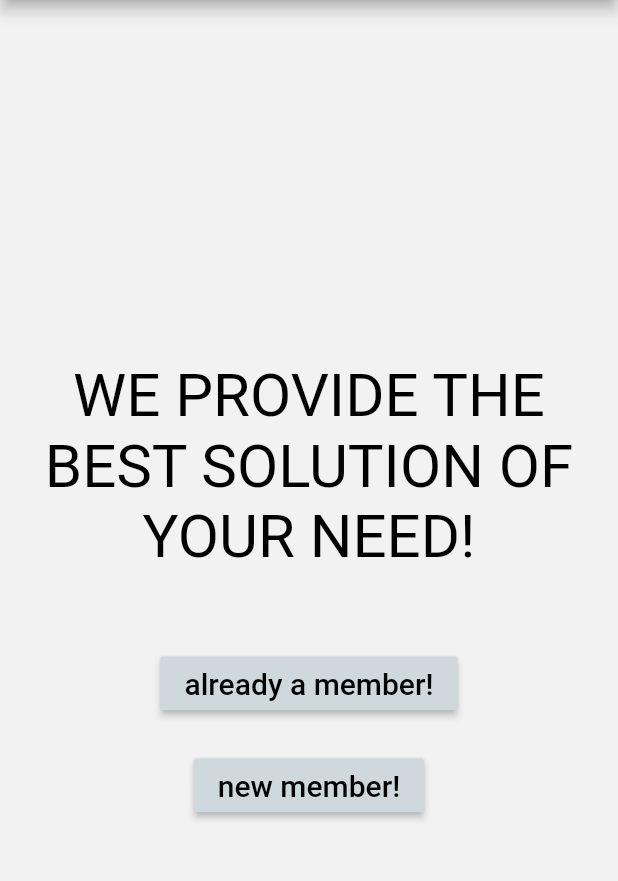
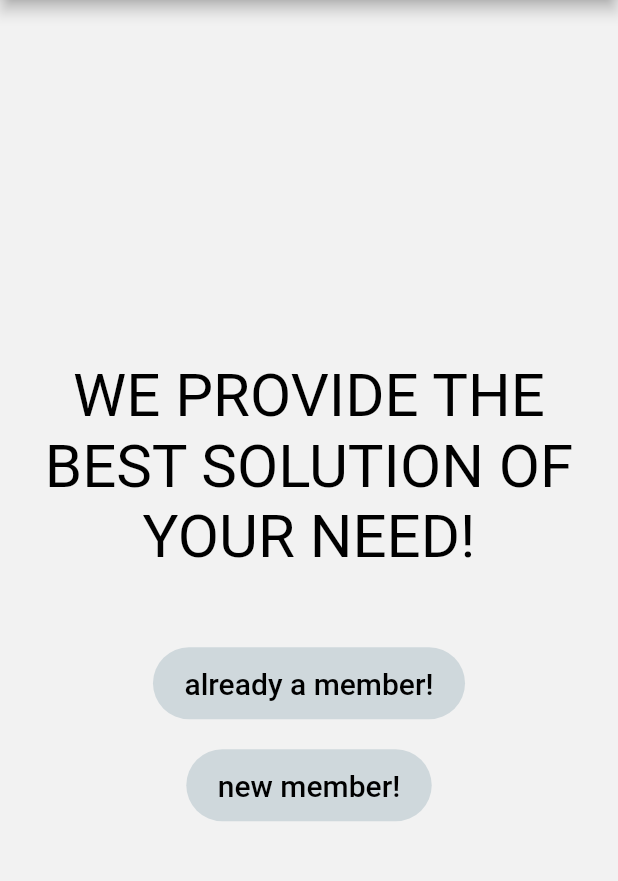
Before and after one commit to 20may-legion/sdv_controller, a Flutter app: the screen it shows after launch, on a phone screen of 412 x 824 dp, the part 84-965 px from its top. Run offline on Flutter 3.47's test engine with Material 2 defaults, Android fonts, the phone set to English and light mode, and no system bars; our stand-ins replace firebase_auth, firebase_core, firebase_database, firebase_storage, flutter_neumorphic, shared_preferences; missing offline and left inert: snapshot; accounts and stored records are empty.

Commit message:
22/11/2020

```diff
--- a/lib/screens/welcome.dart
+++ b/lib/screens/welcome.dart
@@ -52,8 +52,15 @@ class _WelcomeState extends State<Welcome> {
               mainAxisAlignment: MainAxisAlignment.spaceEvenly,
               crossAxisAlignment: CrossAxisAlignment.center,
               children: [
-                RaisedButton(
+                Container(
+                  padding: EdgeInsets.only(left: 5, right: 5),
+                  decoration: BoxDecoration(
                     color: Colors.blueGrey.shade100,
+                    borderRadius: BorderRadius.all(
+                      Radius.circular(50),
+                    ),
+                  ),
+                  child: FlatButton(
                     onPressed: () {
                       Navigator.push(context,
                           MaterialPageRoute(builder: (context) => Signin()));
@@ -66,9 +73,17 @@ class _WelcomeState extends State<Welcome> {
                       ),
                     ),
                   ),
+                ),
                 SizedBox(height: 20),
-                RaisedButton(
+                Container(
+                  padding: EdgeInsets.only(left: 5, right: 5),
+                  decoration: BoxDecoration(
                     color: Colors.blueGrey.shade100,
+                    borderRadius: BorderRadius.all(
+                      Radius.circular(50),
+                    ),
+                  ),
+                  child: FlatButton(
                     onPressed: () {
                       Navigator.push(context,
                           MaterialPageRoute(builder: (context) => Signup()));
@@ -76,6 +91,7 @@ class _WelcomeState extends State<Welcome> {
                     child: Text(
                       'new member!',
                       style: TextStyle(fontSize: 20, color: Colors.black),
+                    ),
                   ),
                 ),
               ],
```
Also changed, not shown: lib/screens/fbdb.dart (+38 -11 lines), lib/screens/signup.dart (+8 -1 lines). Lines whose indentation alone changed are shown as unchanged.
